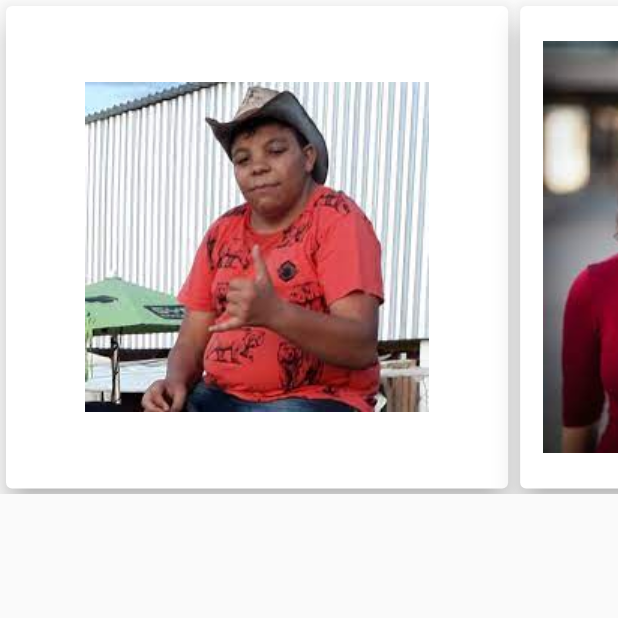
After one commit to MatheusHard/projeto_dio_flutter, a Flutter app: the ListViewHorizontal screen opened directly, on a phone screen of 412 x 824 dp, the top half of it. The commit adds this screen. Run offline on Flutter 3.47's test engine with Material 2 defaults, Android fonts, the phone set to English and light mode, and no system bars; network calls fail.

Commit message:
ListView HOrizontal

```diff
--- /dev/null
+++ b/lib/pages/listview_horizontal.dart
@@ -0,0 +1,51 @@
+import 'package:flutter/material.dart';
+import 'package:projeto_dio_flutter/pages/shared/utils/app_images.dart';
+
+class ListViewHorizontal extends StatefulWidget {
+  const ListViewHorizontal({super.key});
+
+  @override
+  State<ListViewHorizontal> createState() => _ListViewHorizontalState();
+}
+
+class _ListViewHorizontalState extends State<ListViewHorizontal> {
+  @override
+  Widget build(BuildContext context) {
+    return Scaffold(
+      body: Column(
+        children: [
+          Expanded(
+            flex: 2,
+            child: ListView(
+              scrollDirection: Axis.horizontal,
+              children: [
+                Card(
+                  elevation: 8,
+                  child: Image.asset(
+                      AppImages.zangado,
+                  ),
+                ),
+                Card(
+                  elevation: 8,
+                  child: Image.asset(
+                  AppImages.woman,
+                  ),
+                ),
+                Card(
+                  elevation: 8,
+                  child: Image.asset(
+                  AppImages.fry,
+                  ),
+                )
+              ],
+            ),
+          ),
+          Expanded(
+              flex: 3,
+              child: Container()
+          )
+        ],
+      ),
+    );
+  }
+}
--- a/lib/pages/shared/utils/app_images.dart
+++ b/lib/pages/shared/utils/app_images.dart
@@ -2,4 +2,6 @@ class AppImages{
 
   static String get zangado => "lib/images/genival.jpg";
   static String get woman => "lib/images/image_woman.jpg";
+  static String get fry => "lib/images/fry.png";
+
 }
```
Also changed, not shown: lib/pages/home.dart (+8 -3 lines), lib/pages/listview_h.dart (deleted, +0 -57 lines), lib/pages/listview_vertical.dart (added, +95 -0 lines), lib/images/fry.png (added).
